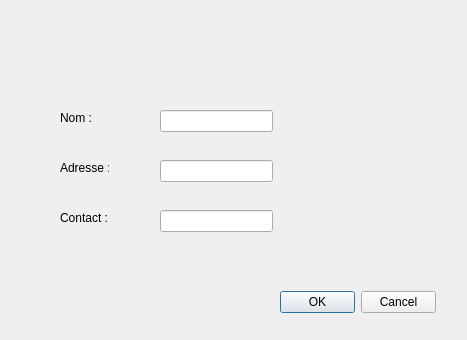
This is updateclientdialog.ui in mohamedaminerjab/eco_shine as Qt 5 draws it before an edit. The edited form follows.
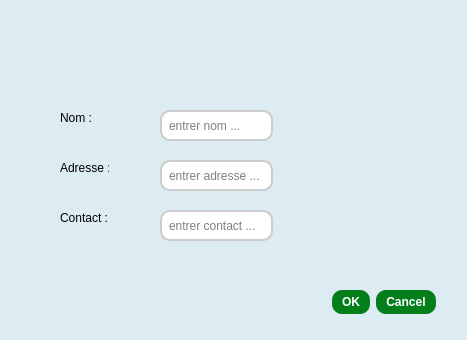
This is the edited form.

What changed in the file:
```diff
--- a/updateclientdialog.ui
+++ b/updateclientdialog.ui
@@ -13,6 +13,11 @@
   <property name="windowTitle">
    <string>Dialog</string>
   </property>
+  <property name="styleSheet">
+   <string notr="true">background-color: 
+#ddebf2;
+</string>
+  </property>
   <widget class="QLabel" name="label">
    <property name="geometry">
     <rect>
@@ -58,9 +63,18 @@
      <x>160</x>
      <y>110</y>
      <width>113</width>
-     <height>22</height>
+     <height>31</height>
     </rect>
    </property>
+   <property name="styleSheet">
+    <string notr="true">background-color: white;
+border: 2px solid #ccc;       /* Light gray border */
+border-radius: 10px;           /* Adjust the radius for more or less rounding */
+padding: 5px;  </string>
+   </property>
+   <property name="placeholderText">
+    <string>entrer nom ...</string>
+   </property>
   </widget>
   <widget class="QLineEdit" name="adresseLineEdit">
    <property name="geometry">
@@ -68,9 +82,18 @@
      <x>160</x>
      <y>160</y>
      <width>113</width>
-     <height>22</height>
+     <height>31</height>
     </rect>
    </property>
+   <property name="styleSheet">
+    <string notr="true">background-color: white;
+border: 2px solid #ccc;       /* Light gray border */
+border-radius: 10px;           /* Adjust the radius for more or less rounding */
+padding: 5px;  </string>
+   </property>
+   <property name="placeholderText">
+    <string>entrer adresse ...</string>
+   </property>
   </widget>
   <widget class="QLineEdit" name="contactLineEdit">
    <property name="geometry">
@@ -78,9 +101,18 @@
      <x>160</x>
      <y>210</y>
      <width>113</width>
-     <height>22</height>
+     <height>31</height>
     </rect>
    </property>
+   <property name="styleSheet">
+    <string notr="true">background-color: white;
+border: 2px solid #ccc;       /* Light gray border */
+border-radius: 10px;           /* Adjust the radius for more or less rounding */
+padding: 5px;  </string>
+   </property>
+   <property name="placeholderText">
+    <string>entrer contact ...</string>
+   </property>
   </widget>
   <widget class="QDialogButtonBox" name="buttonBox">
    <property name="geometry">
@@ -91,6 +123,13 @@
      <height>24</height>
     </rect>
    </property>
+   <property name="styleSheet">
+    <string notr="true">    background-color: #047e1b;
+    color: white;
+    font-weight: bold;
+    border-radius: 10px; /* Adjust the radius for more or less rounding */
+    padding: 5px 10px;   /* Adds some padding for a better button look */</string>
+   </property>
    <property name="standardButtons">
     <set>QDialogButtonBox::StandardButton::Cancel|QDialogButtonBox::StandardButton::Ok</set>
    </property>
```
